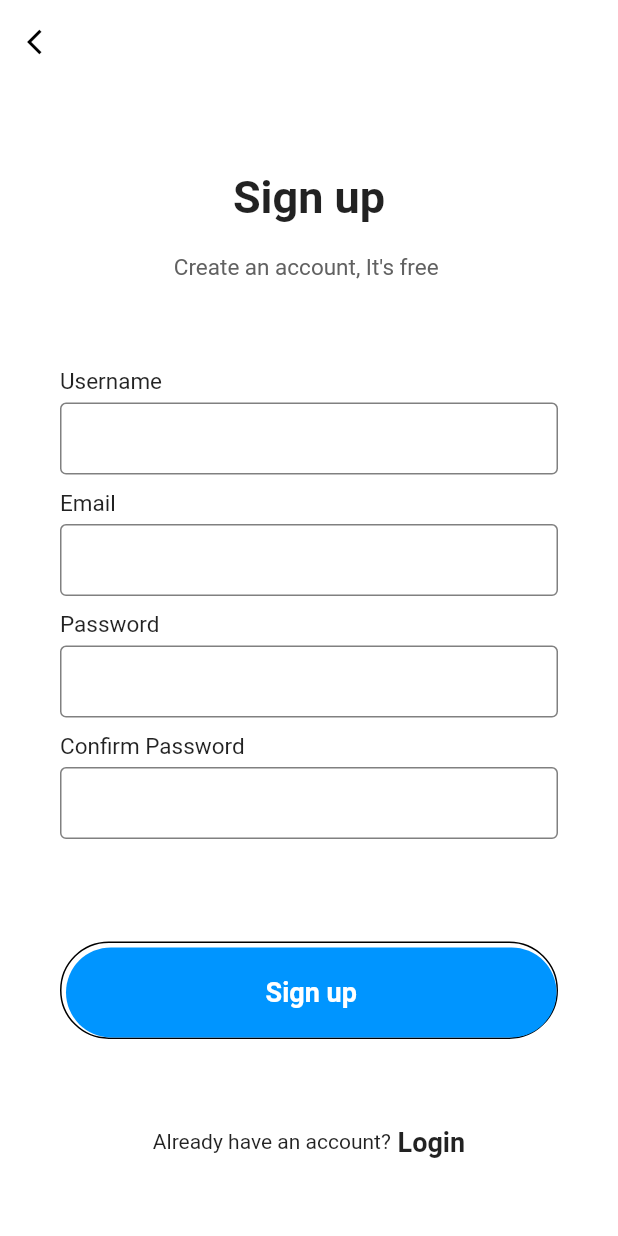
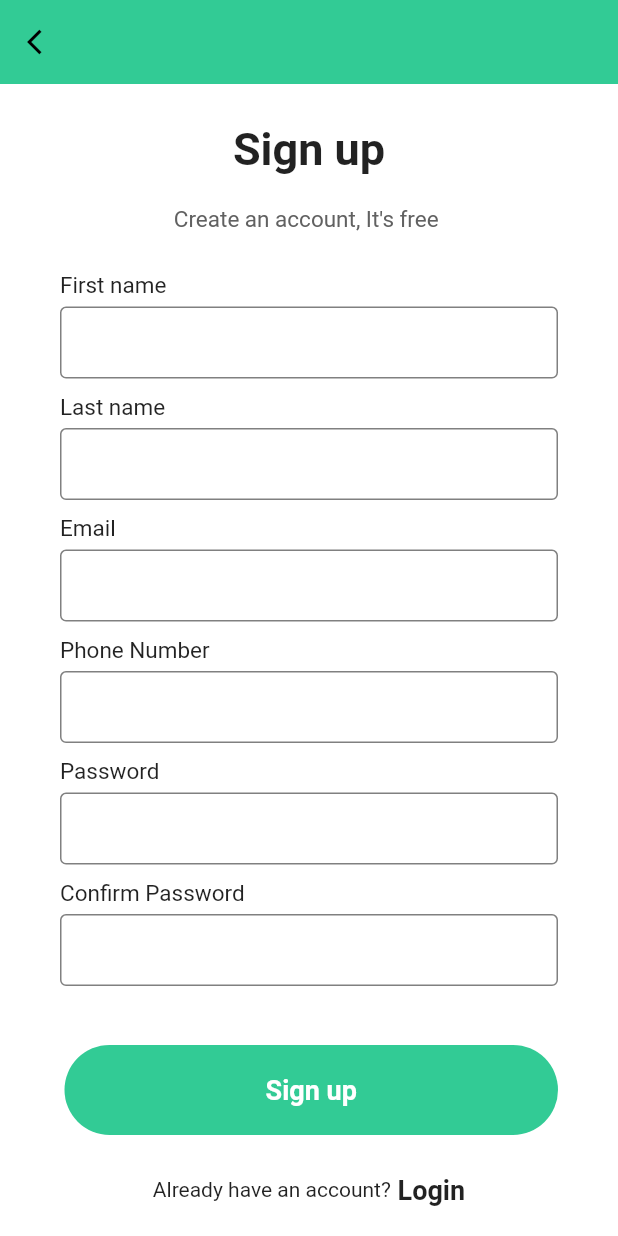
Before and after one commit to Shafaqulhamim/mobile_cleaning_service, a Flutter app: the SignupPage screen opened directly, on a phone screen of 412 x 824 dp. Run offline on Flutter 3.47's test engine with Material 2 defaults, Android fonts, the phone set to English and light mode, and no system bars.

Commit message:
Minor Update

```diff
--- a/lib/login.dart
+++ b/lib/login.dart
@@ -17,9 +17,10 @@ class LoginPage extends StatelessWidget {
           icon: Icon(
             Icons.arrow_back_ios,
             size: 20,
-            color: Colors.black,
+            color: Colors.white,
           ),
         ),
+        title: new Text("Login"),
       ),
       body: Container(
         height: MediaQuery.of(context).size.height,
--- a/lib/signup.dart
+++ b/lib/signup.dart
@@ -9,7 +9,7 @@ class SignupPage extends StatelessWidget {
       appBar: AppBar(
         elevation: 0,
         brightness: Brightness.light,
-        backgroundColor: Colors.white,
+        backgroundColor: Color(0xff32cb95),
         leading: IconButton(
           onPressed: () {
             Navigator.pop(context);
@@ -49,27 +49,21 @@ class SignupPage extends StatelessWidget {
               ),
               Column(
                 children: <Widget>[
-                  inputFile(label: "Username"),
+                  inputFile(label: "First name"),
+                  inputFile(label: "Last name"),
                   inputFile(label: "Email"),
+                  inputFile(label: "Phone Number"),
                   inputFile(label: "Password", obscureText: true),
                   inputFile(label: "Confirm Password ", obscureText: true),
                 ],
               ),
               Container(
                 padding: EdgeInsets.only(top: 3, left: 3),
-                decoration: BoxDecoration(
-                    borderRadius: BorderRadius.circular(50),
-                    border: Border(
-                      bottom: BorderSide(color: Colors.black),
-                      top: BorderSide(color: Colors.black),
-                      left: BorderSide(color: Colors.black),
-                      right: BorderSide(color: Colors.black),
-                    )),
                 child: MaterialButton(
                   minWidth: double.infinity,
                   height: 60,
                   onPressed: () {},
-                  color: Color(0xff0095FF),
+                  color: Color(0xff32cb95),
                   elevation: 0,
                   shape: RoundedRectangleBorder(
                     borderRadius: BorderRadius.circular(50),
```
